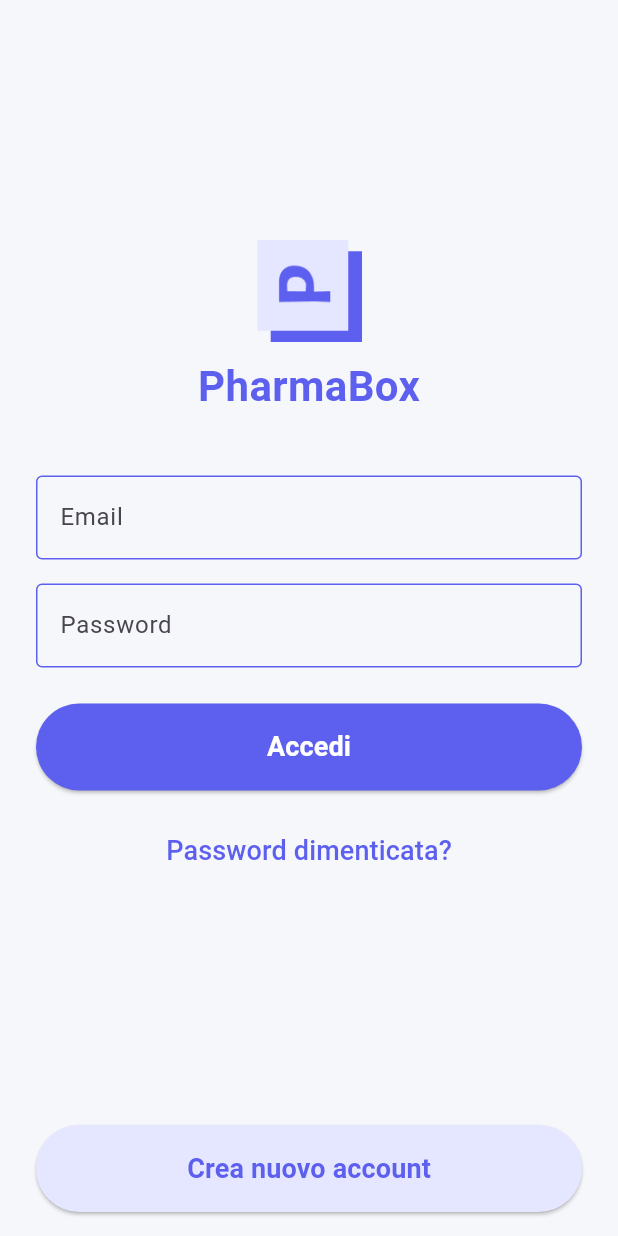
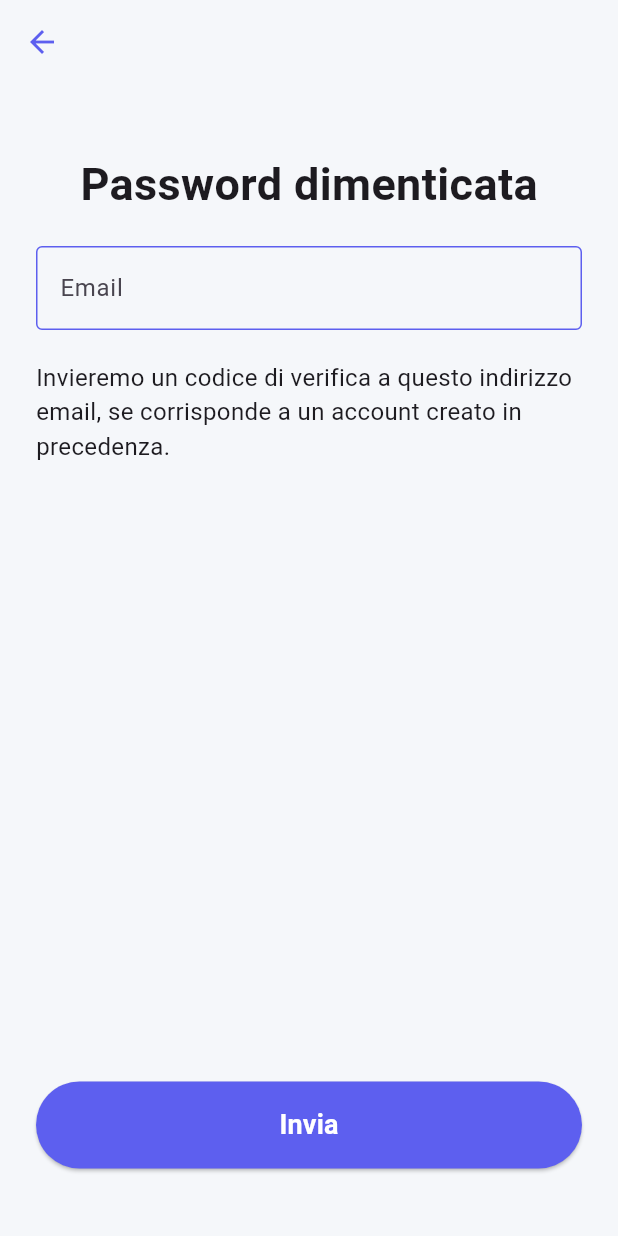
Before and after one commit to anish77/PharmaBox, a Flutter app: the screen it shows after launch, after a tap on "Password dimenticata?", on a phone screen of 412 x 824 dp. Run offline on Flutter 3.47's test engine with Material 3 defaults, Android fonts, the phone set to English and light mode, and no system bars; our stand-ins replace cloud_firestore, firebase_auth, firebase_core, flutter_riverpod, logger, toggle_switch; accounts and stored records are empty.

Commit message:
add fogot password

```diff
--- a/lib/data/constants.dart
+++ b/lib/data/constants.dart
@@ -19,6 +19,8 @@ const kPasswordError = 'Password must be at least 6 characters long';
 const kCercaProdotto = 'Cerca prodotto';
 const kMsgErroreCercaProdotto =
     'Inserisci un valore da cercare che abbia almeno 3 caratteri';
+const kForgotPasswordTitle = 'Password dimenticata';
+const kForgotPassword = 'Invieremo un codice di verifica a questo indirizzo email, se corrisponde a un account creato in precedenza.';
 /*const kLoginSuccess = 'Login successful!';
 const kLoginError = 'Login failed. Please try again.';
 const kSignUpSuccess = 'Sign up successful!';
--- a/lib/main.dart
+++ b/lib/main.dart
@@ -22,6 +22,11 @@ class MyApp extends StatelessWidget {
       home: LoginPage(),
       theme: ThemeData(
         scaffoldBackgroundColor: kBackGround, // Sfondo globale
+        appBarTheme: const AppBarTheme(       // Tema globale per le AppBar
+        backgroundColor: kBackGround,
+        foregroundColor: kPrimary,
+       //surfaceTintColor: kPrimary,
+    ),
       ),
     );
   }
--- /dev/null
+++ b/lib/screens/forgot_password.dart
@@ -0,0 +1,43 @@
+import 'package:flutter/material.dart';
+import 'package:pharma_box/data/constants.dart';
+import 'package:pharma_box/widgets/custom_button.dart';
+import 'package:pharma_box/widgets/custom_text_form_field.dart';
+
+class ForgotPassword extends StatelessWidget {
+  const ForgotPassword({super.key});
+
+  @override
+  Widget build(BuildContext context) {
+    return Scaffold(
+      appBar: AppBar(title: Text("")),
+      backgroundColor: kBackGround,
+      body: Padding(
+        padding: const EdgeInsets.symmetric(horizontal: 24.0),
+        child: Column(
+          children: [
+            Padding(
+              padding: const EdgeInsets.only(top: 45),
+              child: Text(kForgotPasswordTitle, style: TextStyle(fontWeight: FontWeight.bold, fontSize: 30)),
+            ),
+            const SizedBox(height: 20),
+            CustomTextFormField(label: "Email"),
+            const SizedBox(height: 20),
+            Text(kForgotPassword, style: TextStyle(fontSize: 16)),
+            // Questo Spacer spinge tutto in basso
+            const Spacer(),
+
+            Padding(
+              padding: const EdgeInsets.only(bottom: 45),
+              child: CustomButton(
+                title: "Invia",
+                titleColor: Colors.white,
+                backgroundColor: kPrimary,
+                onPressed: () {},
+              ),
+            ),
+          ],
+        ),
+      ),
+    );
+  }
+}
--- a/lib/screens/login_page.dart
+++ b/lib/screens/login_page.dart
@@ -2,6 +2,7 @@ import 'package:firebase_auth/firebase_auth.dart';
 import 'package:flutter/material.dart';
 import 'package:logger/web.dart';
 import 'package:pharma_box/data/constants.dart';
+import 'package:pharma_box/screens/forgot_password.dart';
 import 'package:pharma_box/screens/lists_page.dart';
 import 'package:pharma_box/screens/new_account_page.dart';
 import 'package:pharma_box/widgets/custom_button.dart';
@@ -156,7 +157,12 @@ class _LoginPageState extends State<LoginPage> {
                               // Forgot password
                               TextButton(
                                 onPressed: () {
-                                  // TODO: implement password reset
+                                  Navigator.push(
+                                    context,
+                                    MaterialPageRoute(
+                                      builder: (context) => ForgotPassword(),
+                                    ),
+                                  );
                                 },
                                 child: const Text(
                                   'Password dimenticata?',
@@ -175,7 +181,7 @@ class _LoginPageState extends State<LoginPage> {
 
                   // Bottone crea account
                   Padding(
-                    padding: const EdgeInsets.only(bottom: 16),
+                    padding: const EdgeInsets.only(bottom: 21),
                     child: CustomButton(
                       title: "Crea nuovo account",
                       titleColor: kPrimary,
```
